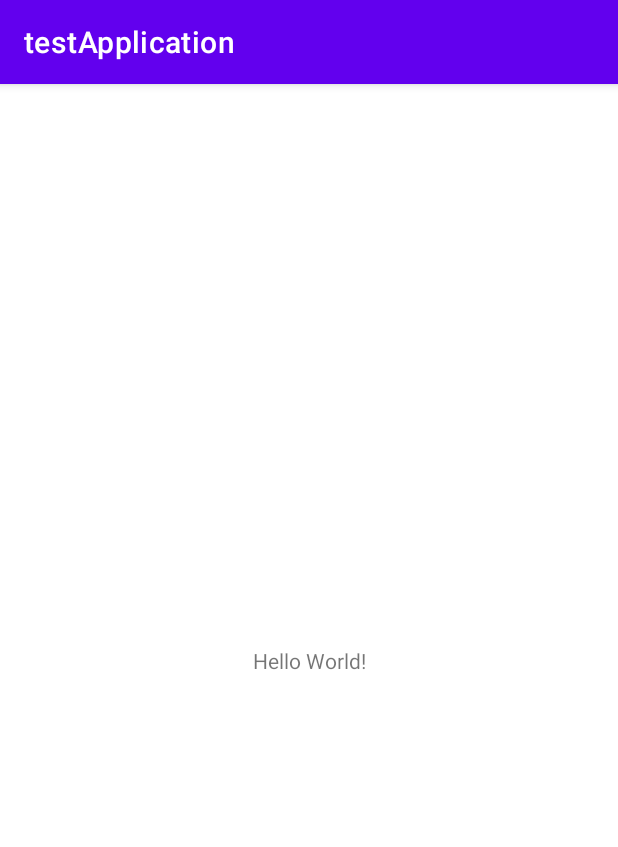
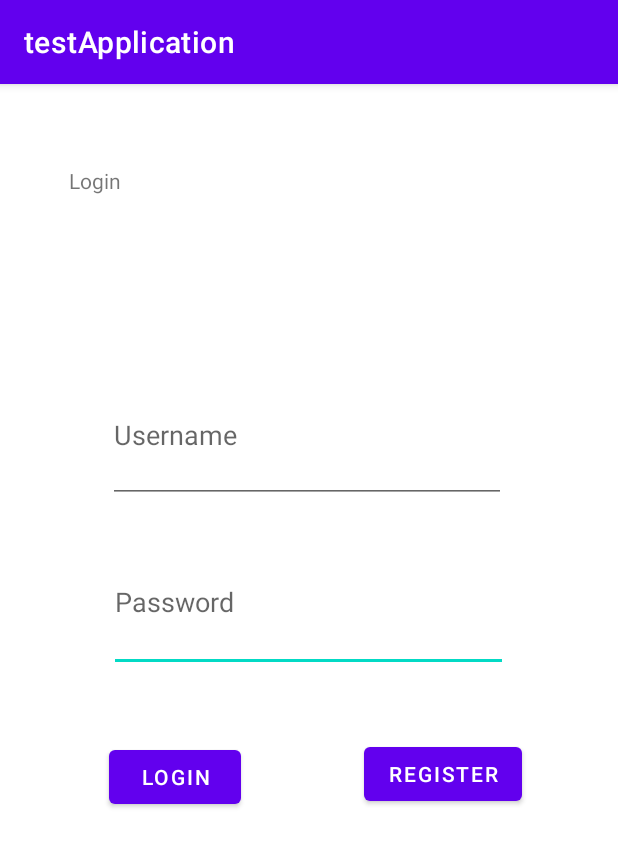
Before and after one commit to z4hed/GreenGaurdianTest, an Android app: the screen it shows after launch (MainActivity), on a phone screen of 412 x 824 dp. Shown: the top 847 px of the screen. Run offline under Robolectric (Android 15) with nearby library versions, the phone set to English and light mode, and no system bars.

```diff
--- a/app/src/main/AndroidManifest.xml
+++ b/app/src/main/AndroidManifest.xml
@@ -12,6 +12,9 @@
         android:theme="@style/Theme.TestApplication"
         tools:targetApi="31">
         <activity
+            android:name=".register_page"
+            android:exported="false" />
+        <activity
             android:name=".MainActivity"
             android:exported="true">
             <intent-filter>
--- a/app/src/main/java/com/example/testapplication/MainActivity.java
+++ b/app/src/main/java/com/example/testapplication/MainActivity.java
@@ -2,13 +2,34 @@ package com.example.testapplication;
 
 import androidx.appcompat.app.AppCompatActivity;
 
+import android.content.Intent;
 import android.os.Bundle;
+import android.view.LayoutInflater;
+import android.view.View;
+import android.widget.Button;
+import android.widget.EditText;
 
 public class MainActivity extends AppCompatActivity {
+
 
     @Override
     protected void onCreate(Bundle savedInstanceState) {
         super.onCreate(savedInstanceState);
-        setContentView(R.layout.activity_main);
+        setContentView(R.layout.login_page);
+
+        Button registerButton = findViewById(R.id.register_button);
+        Button loginButton = findViewById(R.id.login_button);
+
+        EditText UserName= findViewById(R.id.login_username);
+        EditText Password = findViewById(R.id.login_password);
+
+        registerButton.setOnClickListener(new View.OnClickListener() {
+            @Override
+            public void onClick(View view) {
+                //specifying current and target activity
+                Intent moveToRegister = new Intent(MainActivity.this, register_page.class);
+                startActivity(moveToRegister);
+            }
+        });
     }
 }
--- /dev/null
+++ b/app/src/main/java/com/example/testapplication/register_page.java
@@ -0,0 +1,14 @@
+package com.example.testapplication;
+
+import androidx.appcompat.app.AppCompatActivity;
+
+import android.os.Bundle;
+
+public class register_page extends AppCompatActivity {
+
+    @Override
+    protected void onCreate(Bundle savedInstanceState) {
+        super.onCreate(savedInstanceState);
+        setContentView(R.layout.register_page);
+    }
+}
--- a/app/src/main/res/layout/activity_main.xml
+++ /dev/null
@@ -1,18 +0,0 @@
-<?xml version="1.0" encoding="utf-8"?>
-<androidx.constraintlayout.widget.ConstraintLayout xmlns:android="http://schemas.android.com/apk/res/android"
-    xmlns:app="http://schemas.android.com/apk/res-auto"
-    xmlns:tools="http://schemas.android.com/tools"
-    android:layout_width="match_parent"
-    android:layout_height="match_parent"
-    tools:context=".MainActivity">
-
-    <TextView
-        android:layout_width="wrap_content"
-        android:layout_height="wrap_content"
-        android:text="Hello World!"
-        app:layout_constraintBottom_toBottomOf="parent"
-        app:layout_constraintEnd_toEndOf="parent"
-        app:layout_constraintStart_toStartOf="parent"
-        app:layout_constraintTop_toTopOf="parent" />
-
-</androidx.constraintlayout.widget.ConstraintLayout>
--- /dev/null
+++ b/app/src/main/res/layout/login_page.xml
@@ -0,0 +1,72 @@
+<?xml version="1.0" encoding="utf-8"?>
+<androidx.constraintlayout.widget.ConstraintLayout xmlns:android="http://schemas.android.com/apk/res/android"
+    xmlns:app="http://schemas.android.com/apk/res-auto"
+    xmlns:tools="http://schemas.android.com/tools"
+    android:layout_width="match_parent"
+    android:layout_height="match_parent"
+    tools:context=".MainActivity">
+
+    <TextView
+        android:id="@+id/login_text"
+        android:layout_width="wrap_content"
+        android:layout_height="wrap_content"
+        android:text="Login"
+        app:layout_constraintBottom_toBottomOf="parent"
+        app:layout_constraintEnd_toEndOf="parent"
+        app:layout_constraintHorizontal_bias="0.122"
+        app:layout_constraintStart_toStartOf="parent"
+        app:layout_constraintTop_toTopOf="parent"
+        app:layout_constraintVertical_bias="0.073" />
+
+    <EditText
+        android:id="@+id/login_password"
+        android:layout_width="266dp"
+        android:layout_height="93dp"
+        android:layout_marginBottom="376dp"
+        android:ems="10"
+        android:hint="Password"
+        android:inputType="textPassword"
+        app:layout_constraintBottom_toBottomOf="parent"
+        app:layout_constraintEnd_toEndOf="parent"
+        app:layout_constraintHorizontal_bias="0.496"
+        app:layout_constraintStart_toStartOf="parent" />
+
+    <EditText
+        android:id="@+id/login_username"
+        android:layout_width="265dp"
+        android:layout_height="90dp"
+        android:layout_marginBottom="16dp"
+        android:ems="10"
+        android:hint="Username"
+        android:inputType="textPersonName"
+        app:layout_constraintBottom_toTopOf="@+id/login_password"
+        app:layout_constraintEnd_toEndOf="parent"
+        app:layout_constraintHorizontal_bias="0.493"
+        app:layout_constraintStart_toStartOf="parent"
+        app:layout_constraintTop_toTopOf="parent"
+        app:layout_constraintVertical_bias="0.981" />
+
+    <Button
+        android:id="@+id/login_button"
+        android:layout_width="wrap_content"
+        android:layout_height="wrap_content"
+        android:layout_marginStart="36dp"
+        android:text="Login"
+        app:layout_constraintBottom_toBottomOf="parent"
+        app:layout_constraintEnd_toStartOf="@+id/register_button"
+        app:layout_constraintHorizontal_bias="0.307"
+        app:layout_constraintStart_toStartOf="parent"
+        app:layout_constraintTop_toBottomOf="@+id/login_password"
+        app:layout_constraintVertical_bias="0.14" />
+
+    <Button
+        android:id="@+id/register_button"
+        android:layout_width="wrap_content"
+        android:layout_height="wrap_content"
+        android:layout_marginTop="44dp"
+        android:layout_marginEnd="64dp"
+        android:text="Register"
+        app:layout_constraintEnd_toEndOf="parent"
+        app:layout_constraintTop_toBottomOf="@+id/login_password" />
+
+</androidx.constraintlayout.widget.ConstraintLayout>
```
Also changed, not shown: 1 other file.
